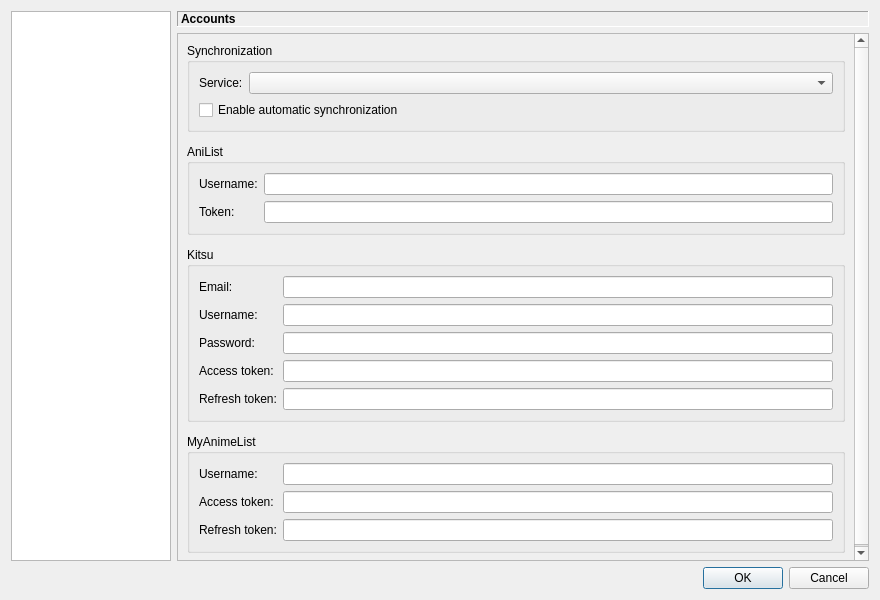
First picture: the form in src/gui/settings/settings_dialog.ui, repository erengy/taiga, before the edit.
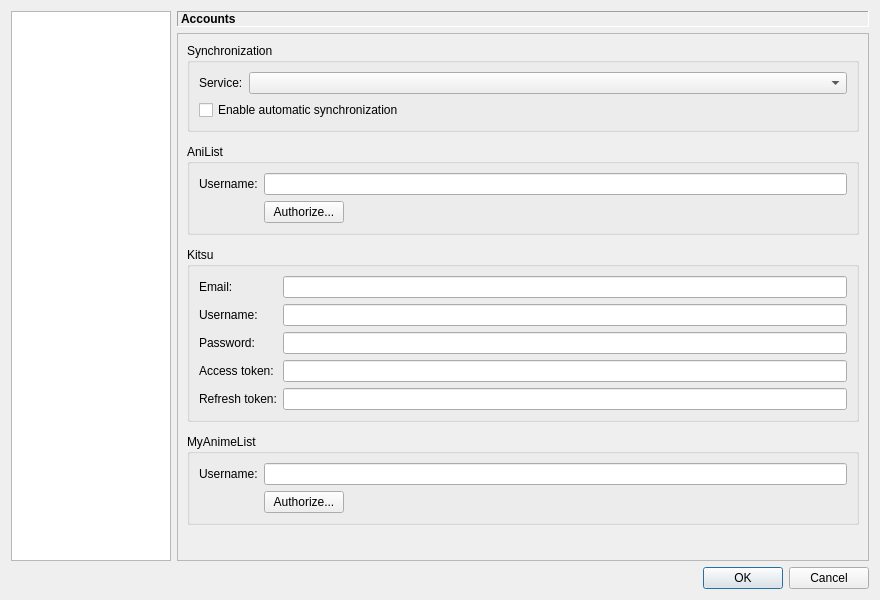
Second picture: the form after the edit. The open tabs and pages were chosen to show the change.

Commit message: Add authorize buttons for AniList and MyAnimeList

What changed in the file:
```diff
--- a/src/gui/settings/settings_dialog.ui
+++ b/src/gui/settings/settings_dialog.ui
@@ -192,22 +192,26 @@
                   <item row="0" column="1">
                    <widget class="QLineEdit" name="anilistUsernameLineEdit"/>
                   </item>
-                  <item row="1" column="0">
-                   <widget class="QLabel" name="anilistTokenLabel">
-                    <property name="text">
-                     <string>Token:</string>
-                    </property>
-                    <property name="buddy">
-                     <cstring>anilistTokenLineEdit</cstring>
-                    </property>
-                   </widget>
-                  </item>
                   <item row="1" column="1">
-                   <widget class="QLineEdit" name="anilistTokenLineEdit">
-                    <property name="echoMode">
-                     <enum>QLineEdit::EchoMode::Password</enum>
-                    </property>
-                   </widget>
+                   <layout class="QHBoxLayout" name="anilistAuthorizeLayout">
+                    <item>
+                     <widget class="QPushButton" name="anilistAuthorizeButton">
+                      <property name="text">
+                       <string>Authorize...</string>
+                      </property>
+                     </widget>
+                    </item>
+                    <item>
+                     <widget class="QLabel" name="anilistAuthorizeStatusLabel">
+                      <property name="sizePolicy">
+                       <sizepolicy hsizetype="Expanding" vsizetype="Preferred">
+                        <horstretch>0</horstretch>
+                        <verstretch>0</verstretch>
+                       </sizepolicy>
+                      </property>
+                     </widget>
+                    </item>
+                   </layout>
                   </item>
                  </layout>
                 </widget>
@@ -317,39 +321,26 @@
                   <item row="0" column="1">
                    <widget class="QLineEdit" name="myanimelistUsernameLineEdit"/>
                   </item>
-                  <item row="1" column="0">
-                   <widget class="QLabel" name="myanimelistAccessTokenLabel">
-                    <property name="text">
-                     <string>Access token:</string>
-                    </property>
-                    <property name="buddy">
-                     <cstring>myanimelistAccessTokenLineEdit</cstring>
-                    </property>
-                   </widget>
-                  </item>
                   <item row="1" column="1">
-                   <widget class="QLineEdit" name="myanimelistAccessTokenLineEdit">
-                    <property name="echoMode">
-                     <enum>QLineEdit::EchoMode::Password</enum>
-                    </property>
-                   </widget>
-                  </item>
-                  <item row="2" column="0">
-                   <widget class="QLabel" name="myanimelistRefreshTokenLabel">
-                    <property name="text">
-                     <string>Refresh token:</string>
-                    </property>
-                    <property name="buddy">
-                     <cstring>myanimelistRefreshTokenLineEdit</cstring>
-                    </property>
-                   </widget>
-                  </item>
-                  <item row="2" column="1">
-                   <widget class="QLineEdit" name="myanimelistRefreshTokenLineEdit">
-                    <property name="echoMode">
-                     <enum>QLineEdit::EchoMode::Password</enum>
-                    </property>
-                   </widget>
+                   <layout class="QHBoxLayout" name="myanimelistAuthorizeLayout">
+                    <item>
+                     <widget class="QPushButton" name="myanimelistAuthorizeButton">
+                      <property name="text">
+                       <string>Authorize...</string>
+                      </property>
+                     </widget>
+                    </item>
+                    <item>
+                     <widget class="QLabel" name="myanimelistAuthorizeStatusLabel">
+                      <property name="sizePolicy">
+                       <sizepolicy hsizetype="Expanding" vsizetype="Preferred">
+                        <horstretch>0</horstretch>
+                        <verstretch>0</verstretch>
+                       </sizepolicy>
+                      </property>
+                     </widget>
+                    </item>
+                   </layout>
                   </item>
                  </layout>
                 </widget>
```
The commit also changes 4 other files.
